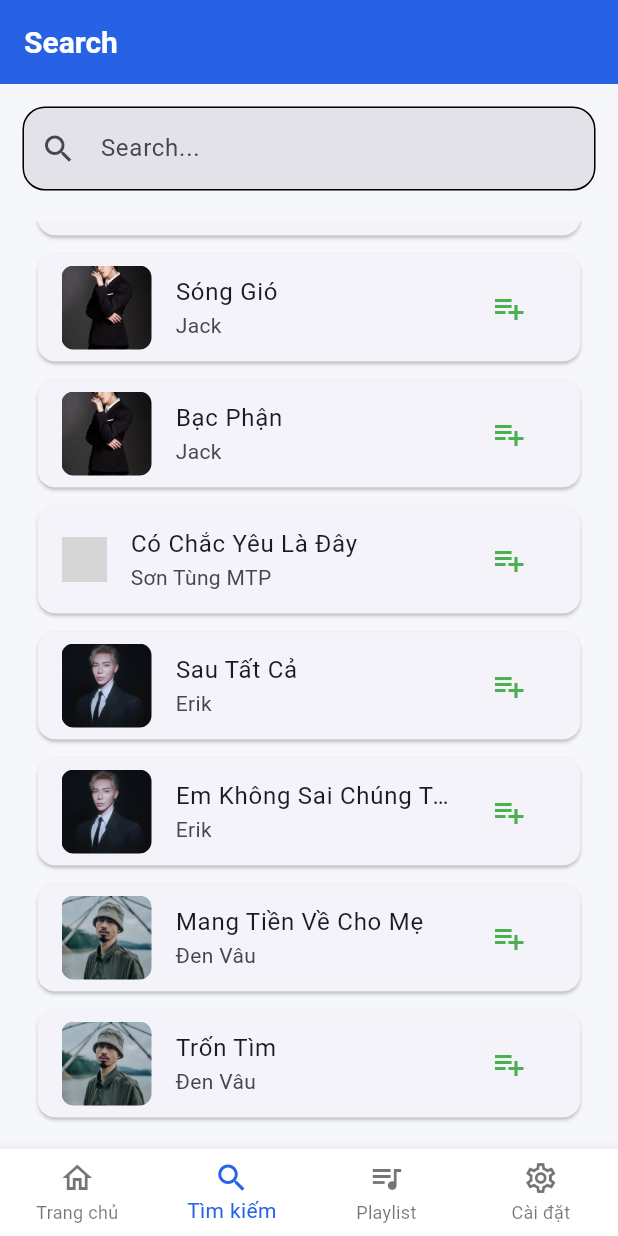
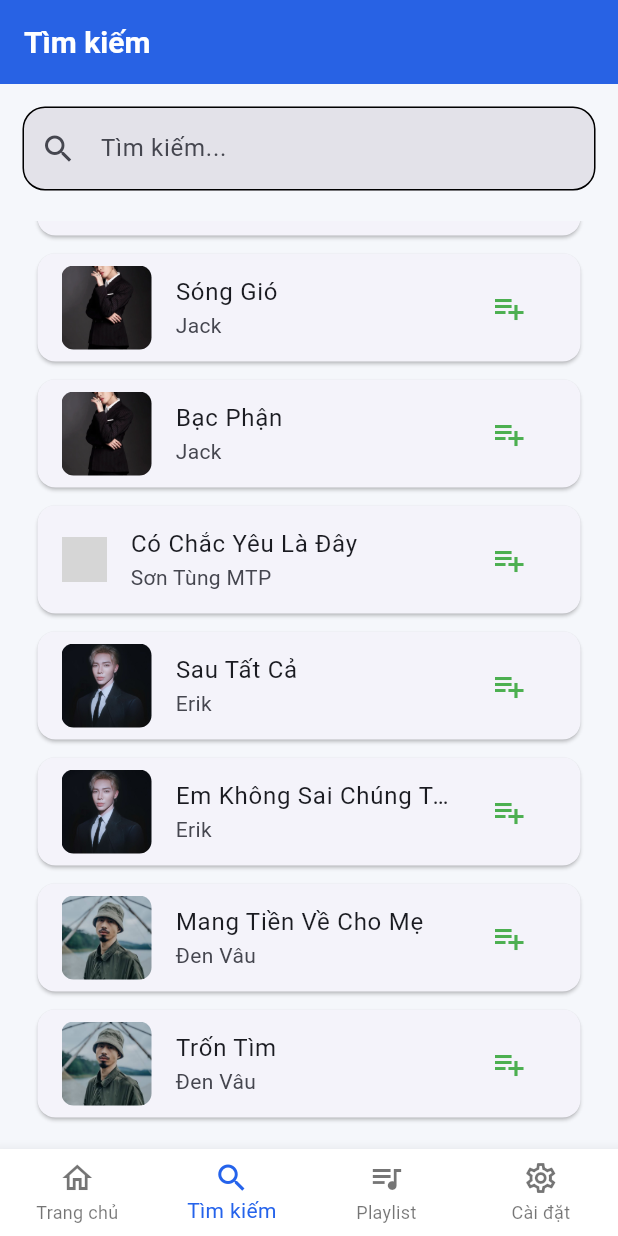
Before and after one commit to Sownpka/2025_2026_3_2_LTTBDD_N01_Nhom_14, a Flutter app: the screen it shows after launch, item 2 of the bottom bar chosen, scrolled down 320 dp, on a phone screen of 412 x 824 dp. Run offline on Flutter 3.47's test engine with Material 3 defaults, Android fonts, the phone set to English and light mode, and no system bars; our stand-ins replace just_audio, shared_preferences; grey boxes are pictures that could not be loaded.

Commit message:
cập nhật song ngữ cho search_screen

```diff
--- a/lib/screens/search/search_screen.dart
+++ b/lib/screens/search/search_screen.dart
@@ -1,18 +1,19 @@
 import 'package:flutter/material.dart';
 import '../../models/song.dart';
 import '../../services/data_service.dart';
+import '../../services/setting_service.dart';
 
 class SearchBox extends StatefulWidget {
   final TextEditingController controller;
   final ValueChanged<String> onChanged;
   final VoidCallback? onClear;
-  final String hintText;
+  final String? hintText;
   const SearchBox({
     super.key,
     required this.controller,
     required this.onChanged,
     this.onClear,
-    this.hintText = "Search...",
+    this.hintText,
   });
 
   @override
@@ -42,7 +43,7 @@ class _SearchBoxState extends State<SearchBox> {
       onChanged: widget.onChanged,
       textInputAction: TextInputAction.search,
       decoration: InputDecoration(
-        hintText: widget.hintText,
+        hintText: widget.hintText ?? tr("Tìm kiếm...", "Search..."),
         prefixIcon: const Icon(Icons.search),
         suffixIcon: widget.controller.text.isEmpty
             ? null
@@ -114,14 +115,16 @@ void addToPlaylist(BuildContext context, DataService dataService, Song song) {
   final messenger = ScaffoldMessenger.of(context);
   if (dataService.playlists.isEmpty) {
     messenger.showSnackBar(
-      const SnackBar(content: Text("No playlist available")),
+      SnackBar(
+        content: Text(tr("Chưa có playlist nào", "No playlist available")),
+      ),
     );
     return;
   }
   showDialog(
     context: context,
     builder: (_) => AlertDialog(
-      title: const Text("Choose playlist"),
+      title: Text(tr("Chọn playlist", "Choose playlist")),
       content: SizedBox(
         width: double.maxFinite,
         height: 300,
@@ -140,8 +143,11 @@ void addToPlaylist(BuildContext context, DataService dataService, Song song) {
                   SnackBar(
                     content: Text(
                       added
-                          ? "${song.title} added to ${p.name}"
-                          : "Song already exists",
+                          ? tr(
+                              "Đã thêm ${song.title} vào ${p.name}",
+                              "${song.title} added to ${p.name}",
+                            )
+                          : tr("Bài hát đã tồn tại", "Song already exists"),
                     ),
                   ),
                 );
@@ -167,8 +173,17 @@ class _SearchScreenState extends State<SearchScreen> {
   late List<Song> _results = widget.dataService.songs;
 
   @override
+  void initState() {
+    super.initState();
+    caiDat.addListener(_onDoiNgonNgu);
+  }
+
+  void _onDoiNgonNgu() => mounted ? setState(() {}) : null;
+
+  @override
   void dispose() {
     _controller.dispose();
+    caiDat.removeListener(_onDoiNgonNgu);
     super.dispose();
   }
 
@@ -180,7 +195,7 @@ class _SearchScreenState extends State<SearchScreen> {
 
   @override
   Widget build(BuildContext context) => Scaffold(
-    appBar: AppBar(title: const Text("Search")),
+    appBar: AppBar(title: Text(tr("Tìm kiếm", "Search"))),
     body: Padding(
       padding: const EdgeInsets.all(15),
       child: Column(
@@ -193,7 +208,9 @@ class _SearchScreenState extends State<SearchScreen> {
           const SizedBox(height: 20),
           Expanded(
             child: _results.isEmpty
-                ? const Center(child: Text("No songs found"))
+                ? Center(
+                    child: Text(tr("Không tìm thấy bài hát", "No songs found")),
+                  )
                 : ListView.builder(
                     itemCount: _results.length,
                     itemBuilder: (_, i) => SongTile(
```
